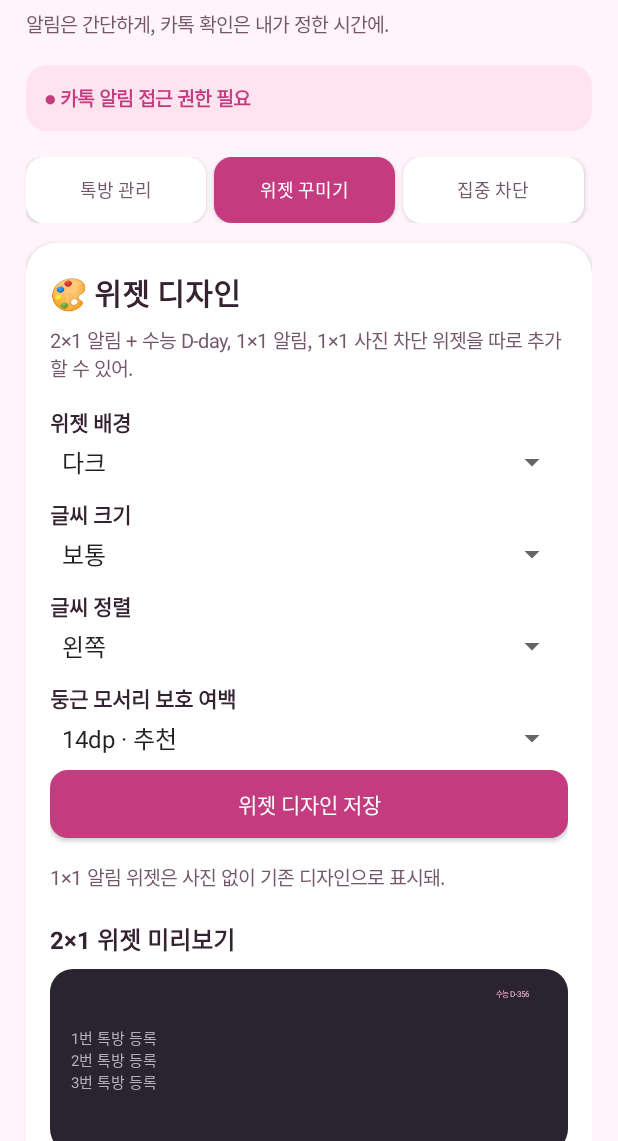
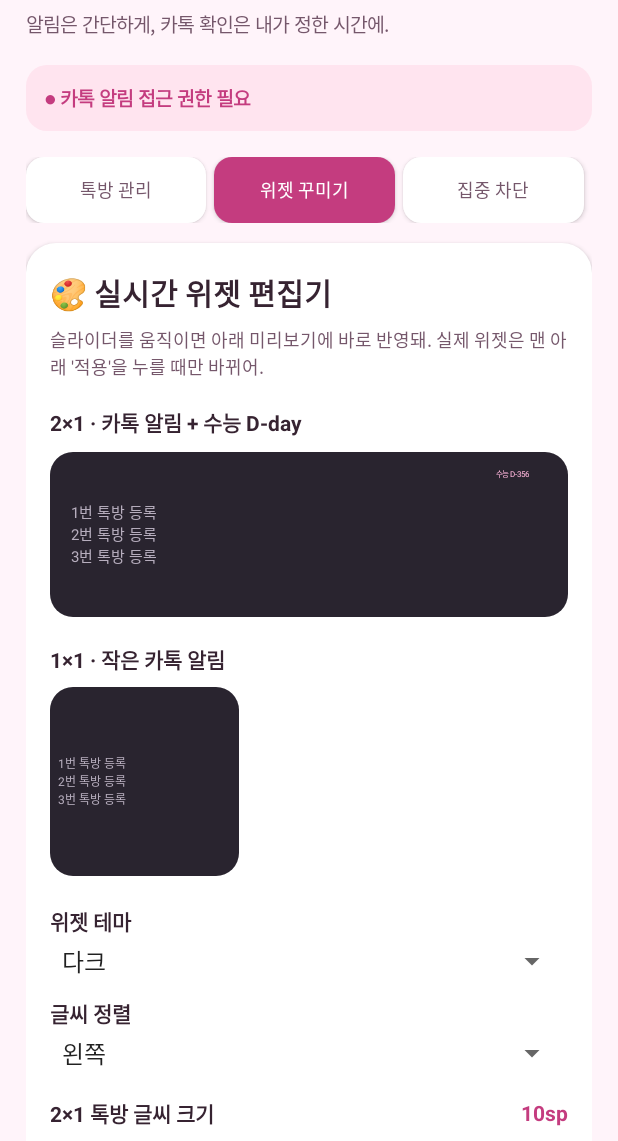
Before and after one commit to ddogy1212/kakaotalk, an Android app: the screen it shows after launch (MainActivity), after a tap on "위젯 꾸미기", on a phone screen of 412 x 824 dp, the part 95-1236 px from its top. Run offline under Robolectric (Android 15) with nearby library versions, the phone set to English and light mode, and no system bars; 2 other taps on this screen came first.

Commit message:
Redesign widget settings as true live slider editor with 2x1 and 1x1 previews, single Apply commit

```diff
--- a/app/src/main/java/com/kyubang/kakaofocus/MainActivity.java
+++ b/app/src/main/java/com/kyubang/kakaofocus/MainActivity.java
@@ -30,6 +30,7 @@ import android.widget.TextView;
 import android.widget.Toast;
 
 import java.io.IOException;
+import java.util.function.IntConsumer;
 import java.util.HashSet;
 import java.util.List;
 import java.util.Set;
@@ -50,9 +51,13 @@ public final class MainActivity extends Activity {
     private Button roomsTab, widgetsTab, focusTab;
     private Spinner roomCount;
     private TextView statusView, previewDay, titlesView, pauseStatus, minutesLabel;
-    private FrameLayout previewView;
-    private LinearLayout previewPositioner, previewRows;
+    private FrameLayout previewView, previewDayAnchor, compactPreviewFrame;
+    private LinearLayout previewPositioner, previewRows, compactPreviewRows;
     private ImageView pausePreview;
+
+    // Draft changes affect previews only; persisted and pushed to widgets on Apply.
+    private int draftTheme, draftAlign, draftChatSp, draftCompactSp, draftDaySp,
+            draftInsetDp, draftDayTopDp, draftDayEndDp;
 
     @Override protected void onCreate(Bundle state) {
         super.onCreate(state);
@@ -184,40 +189,21 @@ public final class MainActivity extends Activity {
     }
 
     private void buildWidgets() {
-        addWithTop(widgetsPanel, text("🎨 위젯 디자인", 20, true), 0);
-        addWithTop(widgetsPanel, text("2×1 알림 + 수능 D-day, 1×1 알림, 1×1 사진 차단 위젯을 따로 추가할 수 있어.", 13, false), 7);
-        addWithTop(widgetsPanel, text("위젯 배경", 14, true), 16);
-        Spinner theme = spinner(new String[]{"다크", "화이트", "반투명"},
-                RoomStore.theme(this));
-        addWithTop(widgetsPanel, theme, 4);
-        addWithTop(widgetsPanel, text("글씨 크기", 14, true), 12);
-        Spinner size = spinner(new String[]{"작게", "보통", "크게"},
-                RoomStore.fontScale(this));
-        addWithTop(widgetsPanel, size, 4);
-        addWithTop(widgetsPanel, text("글씨 정렬", 14, true), 12);
-        Spinner align = spinner(new String[]{"왼쪽", "가운데", "오른쪽"},
-                RoomStore.align(this));
-        addWithTop(widgetsPanel, align, 4);
-        addWithTop(widgetsPanel, text("둥근 모서리 보호 여백", 14, true), 12);
-        Spinner inset = spinner(new String[]{"10dp", "14dp · 추천", "18dp"},
-                RoomStore.inset(this));
-        addWithTop(widgetsPanel, inset, 4);
-        Button apply = addButton(widgetsPanel, "위젯 디자인 저장", true);
-        apply.setOnClickListener(v -> {
-            RoomStore.saveAppearance(this, theme.getSelectedItemPosition(),
-                    size.getSelectedItemPosition(), align.getSelectedItemPosition(),
-                    inset.getSelectedItemPosition());
-            WidgetUpdater.updateAll(this);
-            PauseWidgetProvider.updateAll(this);
-            refreshUI();
-            Toast.makeText(this, "디자인을 적용했어!", Toast.LENGTH_SHORT).show();
-        });
+        draftTheme = RoomStore.theme(this);
+        draftAlign = RoomStore.align(this);
+        draftChatSp = RoomStore.chatSp(this);
+        draftCompactSp = RoomStore.compactSp(this);
+        draftDaySp = RoomStore.daySp(this);
+        draftInsetDp = RoomStore.safeInsetDp(this);
+        draftDayTopDp = RoomStore.dayTopDp(this);
+        draftDayEndDp = RoomStore.dayEndDp(this);
 
-        addWithTop(widgetsPanel, text("1×1 알림 위젯은 사진 없이 기존 디자인으로 표시돼.", 13, false), 16);
+        addWithTop(widgetsPanel, text("🎨 실시간 위젯 편집기", 20, true), 0);
+        addWithTop(widgetsPanel, text(
+                "슬라이더를 움직이면 아래 미리보기에 바로 반영돼. 실제 위젯은 맨 아래 '적용'을 누를 때만 바뀌어.",
+                12, false), 7);
 
-        addWithTop(widgetsPanel, text("2×1 위젯 미리보기", 16, true), 19);
-        // Use the same layered structure as the actual 2x1 widget:
-        // room rows as a centered group, D-day as an independent top-right label.
+        addWithTop(widgetsPanel, text("2×1 · 카톡 알림 + 수능 D-day", 14, true), 17);
         previewView = new FrameLayout(this);
         previewPositioner = new LinearLayout(this);
         previewPositioner.setGravity(Gravity.CENTER);
@@ -225,29 +211,137 @@ public final class MainActivity extends Activity {
         previewRows.setOrientation(LinearLayout.VERTICAL);
         previewRows.setGravity(Gravity.CENTER_HORIZONTAL);
         previewPositioner.addView(previewRows, new LinearLayout.LayoutParams(-2, -2));
-        previewView.addView(previewPositioner,
+        previewView.addView(previewPositioner, new FrameLayout.LayoutParams(-1, -1));
+
+        previewDayAnchor = new FrameLayout(this);
+        previewDay = text("", 7, false);
+        previewDay.setSingleLine(true);
+        previewDay.setIncludeFontPadding(false);
+        previewDayAnchor.addView(previewDay,
+                new FrameLayout.LayoutParams(-2, -2, Gravity.TOP | Gravity.END));
+        previewView.addView(previewDayAnchor, new FrameLayout.LayoutParams(-1, -1));
+        LinearLayout.LayoutParams widePreview = new LinearLayout.LayoutParams(-1, dp(110));
+        widePreview.topMargin = dp(9);
+        widgetsPanel.addView(previewView, widePreview);
+
+        addWithTop(widgetsPanel, text("1×1 · 작은 카톡 알림", 14, true), 17);
+        compactPreviewFrame = new FrameLayout(this);
+        compactPreviewRows = new LinearLayout(this);
+        compactPreviewRows.setOrientation(LinearLayout.VERTICAL);
+        compactPreviewRows.setGravity(Gravity.CENTER);
+        compactPreviewFrame.addView(compactPreviewRows,
                 new FrameLayout.LayoutParams(-1, -1));
-        previewDay = text("", 7, false);
-        previewDay.setTextSize(5f);
-        previewDay.setSingleLine(true);
-        FrameLayout.LayoutParams dayPlacement =
-                new FrameLayout.LayoutParams(-2, -2, Gravity.TOP | Gravity.END);
-        // The preview matches the actual widget's safety inset inside rounded corners.
-        dayPlacement.topMargin = dp(9);
-        dayPlacement.rightMargin = dp(12);
-        previewView.addView(previewDay, dayPlacement);
-        LinearLayout.LayoutParams previewBox = new LinearLayout.LayoutParams(-1, dp(122));
-        previewBox.topMargin = dp(8);
-        widgetsPanel.addView(previewView, previewBox);
-        addWithTop(widgetsPanel, text("수능 D-day는 2×1에만 표시되며, 2027년 11월 18일을 기준으로 해.", 12, false), 8);
+        LinearLayout.LayoutParams smallPreview = new LinearLayout.LayoutParams(dp(126), dp(126));
+        smallPreview.topMargin = dp(8);
+        widgetsPanel.addView(compactPreviewFrame, smallPreview);
 
-        addWithTop(widgetsPanel, text("💾 설정 백업 · 복원", 18, true), 22);
-        addWithTop(widgetsPanel, text("톡방, 위젯 스타일, 차단 시간과 표시 방식, 차단 위젯 사진을 ZIP 파일 하나로 보관해. 기기 교체나 새 앱 설치 때 사용할 수 있어.", 12, false), 7);
-        Button export = addButton(widgetsPanel, "⬇️ 내 설정 백업 파일 저장", true);
+        addWithTop(widgetsPanel, text("위젯 테마", 14, true), 19);
+        Spinner themePicker = spinner(new String[]{"다크", "화이트", "반투명"}, draftTheme);
+        addWithTop(widgetsPanel, themePicker, 4);
+        themePicker.setOnItemSelectedListener(new AdapterView.OnItemSelectedListener() {
+            @Override public void onItemSelected(AdapterView<?> adapter, View selected,
+                                                  int position, long id) {
+                draftTheme = position;
+                renderPreview();
+            }
+            @Override public void onNothingSelected(AdapterView<?> adapter) {}
+        });
+
+        addWithTop(widgetsPanel, text("글씨 정렬", 14, true), 12);
+        Spinner alignmentPicker = spinner(new String[]{"왼쪽", "가운데", "오른쪽"}, draftAlign);
+        addWithTop(widgetsPanel, alignmentPicker, 4);
+        alignmentPicker.setOnItemSelectedListener(new AdapterView.OnItemSelectedListener() {
+            @Override public void onItemSelected(AdapterView<?> adapter, View selected,
+                                                  int position, long id) {
+                draftAlign = position;
+                renderPreview();
+            }
+            @Override public void onNothingSelected(AdapterView<?> adapter) {}
+        });
+
+        addDesignSlider(widgetsPanel, "2×1 톡방 글씨 크기", 7, 18, draftChatSp,
+                value -> draftChatSp = value);
+        addDesignSlider(widgetsPanel, "1×1 톡방 글씨 크기", 6, 16, draftCompactSp,
+                value -> draftCompactSp = value);
+        addDesignSlider(widgetsPanel, "수능 D-day 글씨 크기", 4, 12, draftDaySp,
+                value -> draftDaySp = value);
+        addDesignSlider(widgetsPanel, "둥근 테두리 보호 여백", 6, 26, draftInsetDp,
+                value -> draftInsetDp = value);
+        addDesignSlider(widgetsPanel, "수능 D-day 위쪽 여백", 2, 30, draftDayTopDp,
+                value -> draftDayTopDp = value);
+        addDesignSlider(widgetsPanel, "수능 D-day 오른쪽 여백", 2, 32, draftDayEndDp,
+                value -> draftDayEndDp = value);
+
+        addWithTop(widgetsPanel, text(
+                "굿락의 실제 위젯 크기는 다를 수 있어. 글씨를 너무 키우면 일부가 잘릴 수 있으니 미리보기와 잠금화면을 모두 확인해 줘.",
+                12, false), 14);
+
+        Button apply = addButton(widgetsPanel, "✓ 이 디자인 적용", true);
+        apply.setOnClickListener(v -> {
+            RoomStore.saveWidgetDesign(this, draftTheme, draftAlign, draftChatSp,
+                    draftCompactSp, draftDaySp, draftInsetDp, draftDayTopDp, draftDayEndDp);
+            WidgetUpdater.updateAll(this);
+            PauseWidgetProvider.updateAll(this);
+            refreshUI();
+            Toast.makeText(this, "선택한 크기·위치·색상·정렬을 위젯에 적용했어!",
+                    Toast.LENGTH_SHORT).show();
+        });
+
+        addWithTop(widgetsPanel, text("💾 설정 백업 · 복원", 18, true), 24);
+        addWithTop(widgetsPanel, text(
+                "위젯 크기와 위치, 톡방·별명, 차단 시간, 사진을 ZIP 파일 하나로 저장할 수 있어.",
+                12, false), 7);
+        Button export = addButton(widgetsPanel, "⬇️ 내 설정 백업 파일 저장", false);
         export.setOnClickListener(v -> exportSettings());
         Button restore = addButton(widgetsPanel, "⬆️ 기존 백업 파일 불러오기", false);
         restore.setOnClickListener(v -> importSettings());
-        addWithTop(widgetsPanel, text("백업에는 대화 내용이나 알림 기록이 들어가지 않아. 파일에 톡방 이름과 사진이 포함되니 다른 사람에게 공유하지 마. 알림·접근성 권한은 복원되지 않아.", 11, false), 8);
+        addWithTop(widgetsPanel, text(
+                "백업에는 알림 기록이나 메시지 내용이 들어가지 않아. 시스템 권한은 복원되지 않아.",
+                11, false), 8);
+    }
+
+    private void addDesignSlider(LinearLayout panel, String label, int minimum, int maximum,
+                                 int initial, IntConsumer onValueChanged) {
+        LinearLayout heading = new LinearLayout(this);
+        heading.setOrientation(LinearLayout.HORIZONTAL);
+        heading.setGravity(Gravity.CENTER_VERTICAL);
+        TextView name = text(label, 14, true);
+        TextView number = text(initial + (label.contains("글씨") ? "sp" : "dp"), 14, true);
+        number.setTextColor(PINK);
+        number.setGravity(Gravity.END);
+        heading.addView(name, new LinearLayout.LayoutParams(0, -2, 1f));
+        heading.addView(number, new LinearLayout.LayoutParams(-2, -2));
+        addWithTop(panel, heading, 17);
+
+        SeekBar slider = new SeekBar(this);
+        slider.setMax(maximum - minimum);
+        slider.setProgress(initial - minimum);
+        slider.setSplitTrack(false);
+        slider.setProgressTintList(ColorStateList.valueOf(PINK));
+        slider.setThumbTintList(ColorStateList.valueOf(PINK));
+        slider.setProgressBackgroundTintList(
+                ColorStateList.valueOf(Color.rgb(242, 207, 225)));
+        slider.setPadding(dp(5), dp(6), dp(5), dp(6));
+        addWithTop(panel, slider, 4);
+
+        LinearLayout endpoints = new LinearLayout(this);
+        endpoints.setGravity(Gravity.CENTER_VERTICAL);
+        TextView left = text(minimum + "", 11, false);
+        TextView right = text(maximum + "", 11, false);
+        right.setGravity(Gravity.END);
+        endpoints.addView(left, new LinearLayout.LayoutParams(0, -2, 1f));
+        endpoints.addView(right, new LinearLayout.LayoutParams(0, -2, 1f));
+        addWithTop(panel, endpoints, 0);
+        slider.setOnSeekBarChangeListener(new SeekBar.OnSeekBarChangeListener() {
+            @Override public void onProgressChanged(SeekBar bar, int progress, boolean user) {
+                int value = minimum + progress;
+                number.setText(value + (label.contains("글씨") ? "sp" : "dp"));
+                onValueChanged.accept(value);
+                renderPreview();
+            }
+            @Override public void onStartTrackingTouch(SeekBar bar) {}
+            @Override public void onStopTrackingTouch(SeekBar bar) {}
+        });
     }
 
     private void buildFocus() {
@@ -442,43 +536,69 @@ public final class MainActivity extends Activity {
     }
 
     private void renderPreview() {
-        if (previewView == null || previewRows == null || previewDay == null) return;
-        int theme = RoomStore.theme(this);
-        int background = theme == 1 ? Color.rgb(255, 249, 252)
-                : theme == 2 ? Color.argb(179, 26, 23, 33)
+        if (previewView == null || previewRows == null || previewDay == null
+                || compactPreviewFrame == null || compactPreviewRows == null) return;
+
+        int background = draftTheme == 1 ? Color.rgb(255, 249, 252)
+                : draftTheme == 2 ? Color.argb(179, 26, 23, 33)
                 : Color.rgb(41, 36, 47);
-        int ink = theme == 1 ? INK : Color.rgb(240, 235, 243);
-        int muted = theme == 1 ? MUTED : Color.rgb(183, 174, 190);
-        int accent = theme == 1 ? Color.rgb(177, 43, 105)
+        int ink = draftTheme == 1 ? INK : Color.rgb(240, 235, 243);
+        int muted = draftTheme == 1 ? MUTED : Color.rgb(183, 174, 190);
+        int accent = draftTheme == 1 ? Color.rgb(177, 43, 105)
                 : Color.rgb(255, 182, 220);
+        int alignment = Gravity.CENTER_VERTICAL | (draftAlign == 1
+                ? Gravity.CENTER_HORIZONTAL : draftAlign == 2 ? Gravity.RIGHT : Gravity.LEFT);
+
         previewView.setBackground(round(background, 15));
-        int side = dp(WidgetUpdater.insetDp(this));
-        previewView.setPadding(side, dp(3), side, dp(3));
-        int alignment = Gravity.CENTER_VERTICAL | WidgetUpdater.horizontalGravity(this);
+        previewView.setPadding(dp(draftInsetDp), dp(2),
+                dp(draftInsetDp), dp(2));
         previewPositioner.setGravity(alignment);
         previewRows.setGravity(alignment);
         previewRows.removeAllViews();
 
+        previewDayAnchor.setPadding(0, dp(draftDayTopDp), dp(draftDayEndDp), 0);
         previewDay.setText(ExamDay.label());
         previewDay.setTextColor(accent);
-        previewDay.setTextSize(5f);
-        for (int i = 0; i < RoomStore.activeRooms(this); i++) {
-            String original = RoomStore.name(this, i);
-            boolean missing = original.isEmpty();
-            String name = RoomStore.displayName(this, i);
-            if (missing) name = (i + 1) + "번 톡방 등록";
+        previewDay.setTextSize(draftDaySp);
+
+        compactPreviewFrame.setBackground(round(background, 15));
+        compactPreviewFrame.setPadding(dp(5), dp(3), dp(5), dp(3));
+        compactPreviewRows.setGravity(alignment);
+        compactPreviewRows.removeAllViews();
+
+        boolean hasAccess = WidgetUpdater.hasAccess(this);
+        boolean connected = NotificationWatcher.isConnected();
+        int active = RoomStore.activeRooms(this);
+        for (int i = 0; i < active; i++) {
+            boolean missing = RoomStore.name(this, i).isEmpty();
+            String name = missing ? (i + 1) + "번 톡방 등록"
+                    : RoomStore.displayName(this, i);
             int count = RoomStore.count(this, i);
-            String status = missing ? "" : !WidgetUpdater.hasAccess(this)
-                    ? "권한 필요" : !NotificationWatcher.isConnected()
-                    ? "연결 확인" : WidgetUpdater.countAndTime(this, i);
-            TextView line = text(name + (status.isEmpty() ? "" : " " + status),
-                    9 + RoomStore.fontScale(this), false);
-            line.setTextColor(missing ? muted : count > 0 ? accent : ink);
-            line.setGravity(alignment);
-            line.setSingleLine(true);
-            line.setEllipsize(android.text.TextUtils.TruncateAt.END);
-            line.setIncludeFontPadding(false);
-            previewRows.addView(line, new LinearLayout.LayoutParams(-2, -2));
+            String status = missing ? "" : !hasAccess ? "권한 필요"
+                    : !connected ? "연결 확인" : WidgetUpdater.countAndTime(this, i);
+            String lineText = name + (status.isEmpty() ? "" : " " + status);
+            int color = missing ? muted : (count > 0 && hasAccess && connected ? accent : ink);
+
+            TextView wideLine = text(lineText, draftChatSp, false);
+            wideLine.setTextColor(color);
+            wideLine.setGravity(alignment);
+            wideLine.setSingleLine(true);
+            wideLine.setEllipsize(android.text.TextUtils.TruncateAt.END);
+            wideLine.setIncludeFontPadding(false);
+            previewRows.addView(wideLine, new LinearLayout.LayoutParams(-2, -2));
+
+            String smallStatus = missing ? "" : !hasAccess ? "권한"
+                    : !connected ? "연결" : active <= 2
+                    ? WidgetUpdater.countAndTime(this, i)
+                    : count > 0 ? "×" + count : "없음";
+            TextView smallLine = text(name + (smallStatus.isEmpty() ? "" : " " + smallStatus),
+                    draftCompactSp, false);
+            smallLine.setTextColor(color);
+            smallLine.setGravity(alignment);
+            smallLine.setSingleLine(true);
+            smallLine.setEllipsize(android.text.TextUtils.TruncateAt.END);
+            smallLine.setIncludeFontPadding(false);
+            compactPreviewRows.addView(smallLine, new LinearLayout.LayoutParams(-1, -2));
         }
     }
 
```
